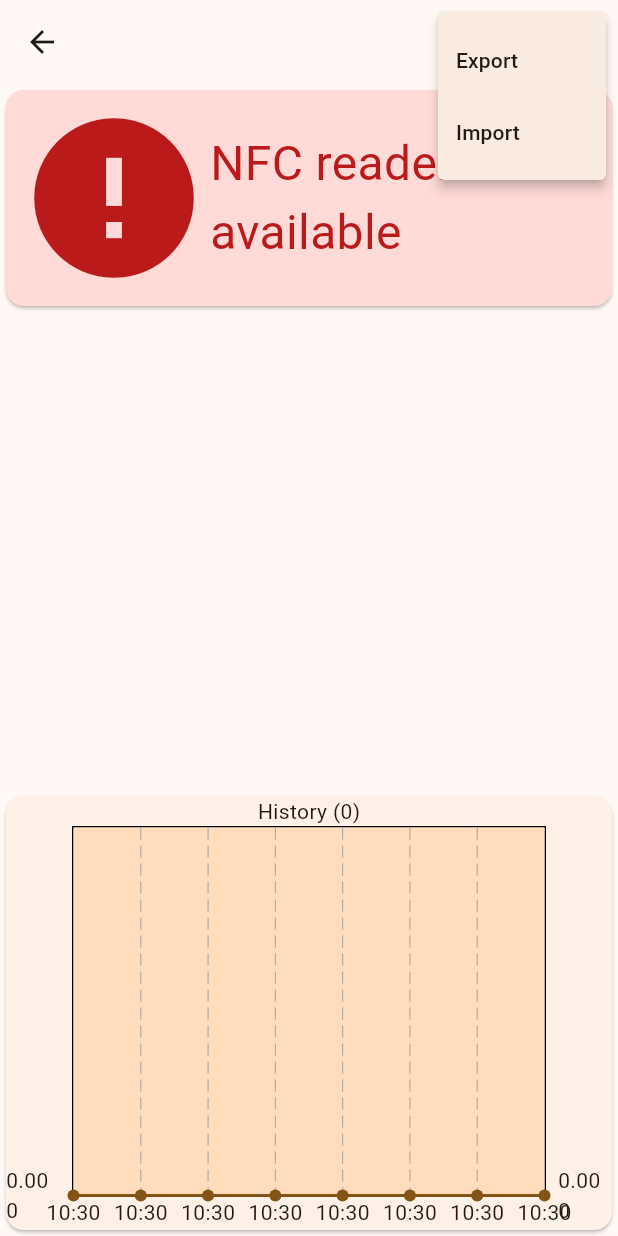
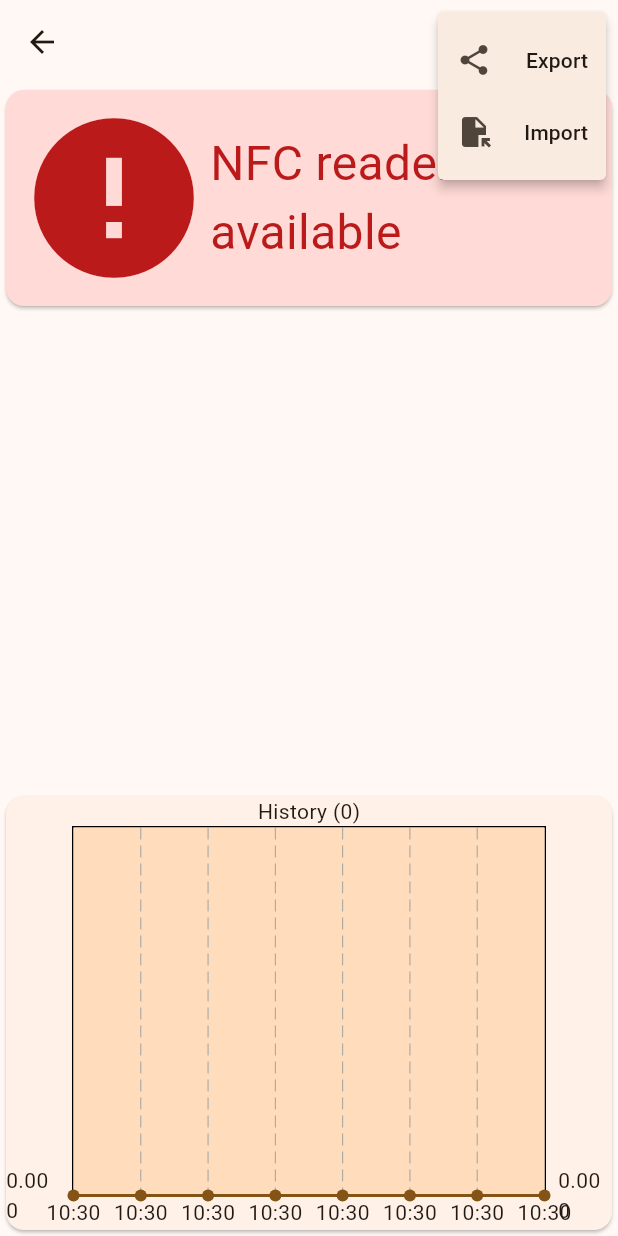
Before and after one commit to neuos/burger, a Flutter app: the EventPage screen opened directly with empty values, after a tap on the "more vert" icon, on a phone screen of 412 x 824 dp. Run offline on Flutter 3.47's test engine with Material 2 defaults, Android fonts, the phone set to English and light mode, and no system bars; drawn by our look-alikes of dynamic_color, fl_chart; our stand-ins replace file_picker, get_it, logger, share_plus, sqflite; missing offline and left inert: nfc_manager; accounts and stored records are empty.

Commit message:
add icons to import export in event page

```diff
--- a/lib/widgets/event_page.dart
+++ b/lib/widgets/event_page.dart
@@ -95,8 +95,24 @@ class _EventPageState extends State<EventPage> {
           IconButton(icon: const Icon(Icons.nfc), onPressed: _restartScanner),
           PopupMenuButton(
             itemBuilder: (context) => [
-              const PopupMenuItem(value: 'export', child: Text('Export')),
-              const PopupMenuItem(value: 'import', child: Text('Import'))
+              const PopupMenuItem(
+                  value: 'export',
+                  child: Row(
+                    mainAxisAlignment: MainAxisAlignment.spaceBetween,
+                    children: [
+                      Icon(Icons.share),
+                      Text('Export'),
+                    ],
+                  )),
+              const PopupMenuItem(
+                  value: 'import',
+                  child: Row(
+                    mainAxisAlignment: MainAxisAlignment.spaceBetween,
+                    children: [
+                      Icon(Icons.file_open),
+                      Text('Import'),
+                    ],
+                  ))
             ],
             onSelected: (value) {
               switch (value) {
```
